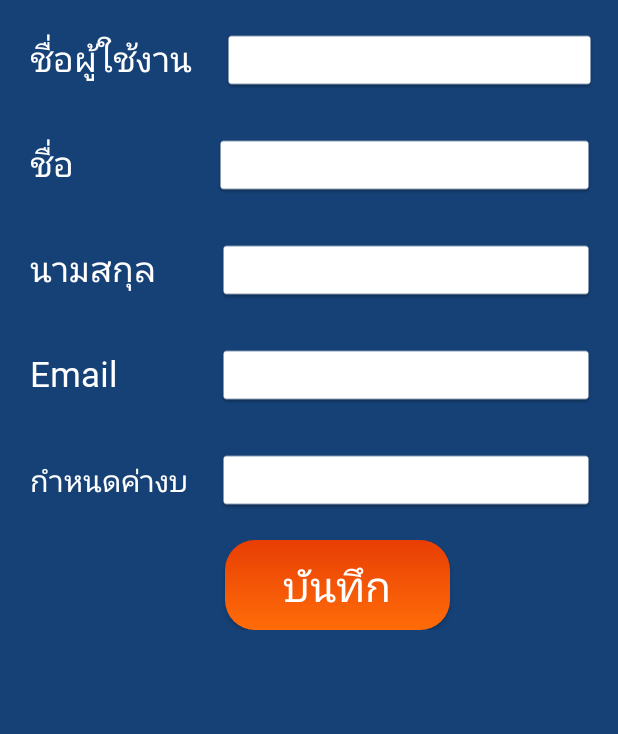
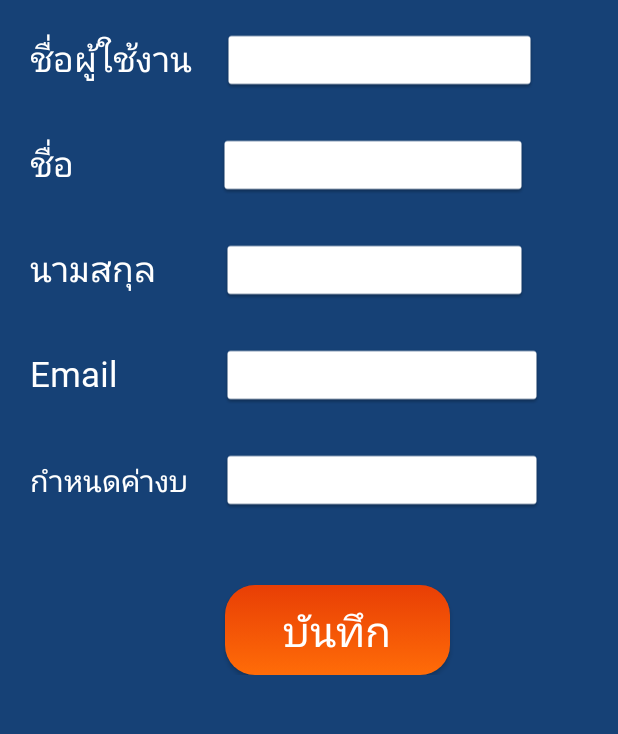
Before and after one commit to Zchacha/winwinapp, an Android app: the editprofile screen opened directly, with no data from a screen before it, on a phone screen of 412 x 824 dp, the part 309-1043 px from its top. Run offline under Robolectric (Android 15) with nearby library versions, the phone set to English and light mode, and no system bars; Roboto replaces fonts that are not available here.

Commit message:
edit profile text

```diff
--- a/app/src/main/res/layout/activity_editprofile.xml
+++ b/app/src/main/res/layout/activity_editprofile.xml
@@ -4,9 +4,9 @@
     xmlns:tools="http://schemas.android.com/tools"
     android:layout_width="match_parent"
     android:layout_height="match_parent"
+    android:background="#164176"
     android:orientation="vertical"
-    tools:context=".editprofile"
-    android:background="#164176">
+    tools:context=".editprofile">
 
     <ImageView
         android:id="@+id/imageView3"
@@ -36,7 +36,7 @@
 
         <EditText
             android:id="@+id/editText1"
-            android:layout_width="250dp"
+            android:layout_width="210dp"
             android:layout_height="40dp"
             android:layout_marginLeft="20dp"
             android:layout_marginTop="20dp"
@@ -64,11 +64,11 @@
 
         <EditText
             android:id="@+id/editText2"
-            android:layout_width="250dp"
+            android:layout_width="200dp"
             android:layout_height="40dp"
             android:layout_marginLeft="90dp"
             android:layout_marginTop="30dp"
-            android:layout_marginRight="15dp"
+            android:layout_marginRight="60dp"
             android:layout_weight="1"
             android:background="@drawable/common_google_signin_btn_icon_light_normal_background" />
     </LinearLayout>
@@ -93,11 +93,11 @@
 
         <EditText
             android:id="@+id/editText3"
-            android:layout_width="590dp"
+            android:layout_width="550dp"
             android:layout_height="40dp"
-            android:layout_marginLeft="0dp"
+            android:layout_marginLeft="10dp"
             android:layout_marginTop="30dp"
-            android:layout_marginRight="15dp"
+            android:layout_marginRight="60dp"
             android:layout_weight="1"
             android:background="@drawable/common_google_signin_btn_icon_light_normal_background" />
 
@@ -123,11 +123,11 @@
 
         <EditText
             android:id="@+id/editText4"
-            android:layout_width="520dp"
+            android:layout_width="480dp"
             android:layout_height="40dp"
             android:layout_marginLeft="0dp"
             android:layout_marginTop="30dp"
-            android:layout_marginRight="15dp"
+            android:layout_marginRight="50dp"
             android:layout_weight="1"
             android:background="@drawable/common_google_signin_btn_icon_light_normal_background" />
     </LinearLayout>
@@ -152,11 +152,11 @@
 
         <EditText
             android:id="@+id/editText5"
-            android:layout_width="520dp"
+            android:layout_width="480dp"
             android:layout_height="40dp"
             android:layout_marginLeft="0dp"
             android:layout_marginTop="30dp"
-            android:layout_marginRight="15dp"
+            android:layout_marginRight="50dp"
             android:layout_weight="1"
             android:background="@drawable/common_google_signin_btn_icon_light_normal_background" />
     </LinearLayout>
@@ -165,7 +165,7 @@
         android:id="@+id/save"
         android:layout_width="match_parent"
         android:layout_height="wrap_content"
-        android:layout_marginTop="20dp"
+        android:layout_marginTop="50dp"
         android:orientation="horizontal">
 
         <Button
--- a/app/src/main/res/layout/fragment_home.xml
+++ b/app/src/main/res/layout/fragment_home.xml
@@ -34,11 +34,6 @@
         android:textSize="29dp"
         app:fontFamily="@font/prompt_medium" />
 
-    <Space
-        android:layout_width="match_parent"
-        android:layout_height="5dp"
-        android:layout_marginTop="50dp" />
-
     <Button
         android:id="@+id/pay"
         android:layout_width="350dp"
```
